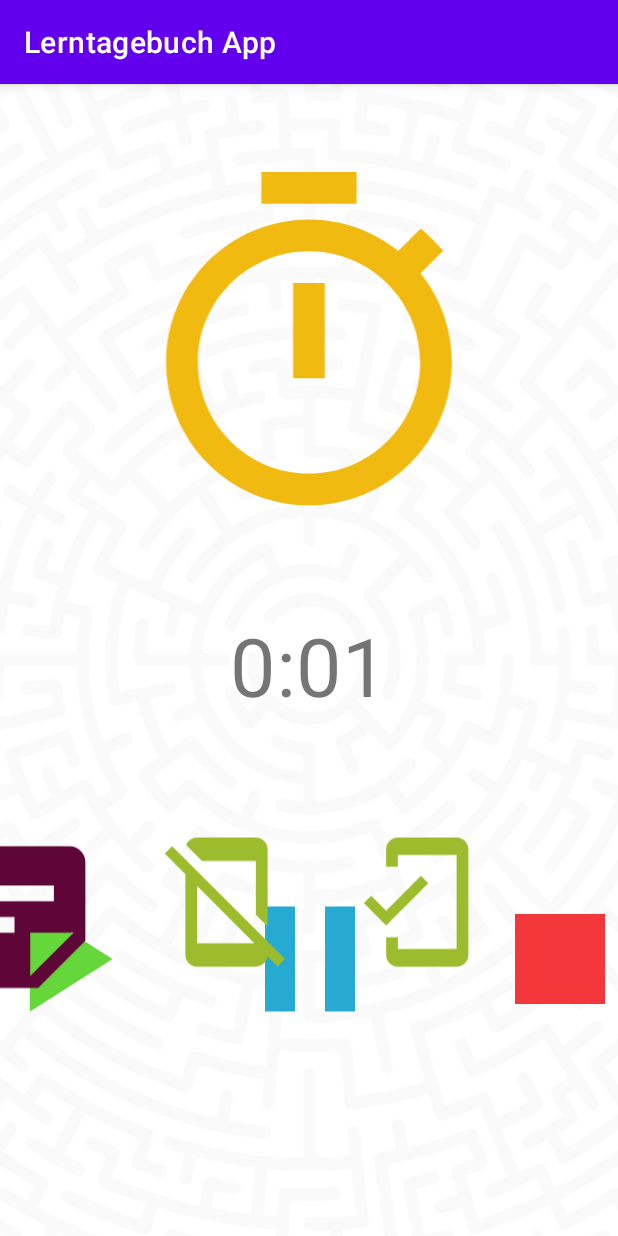
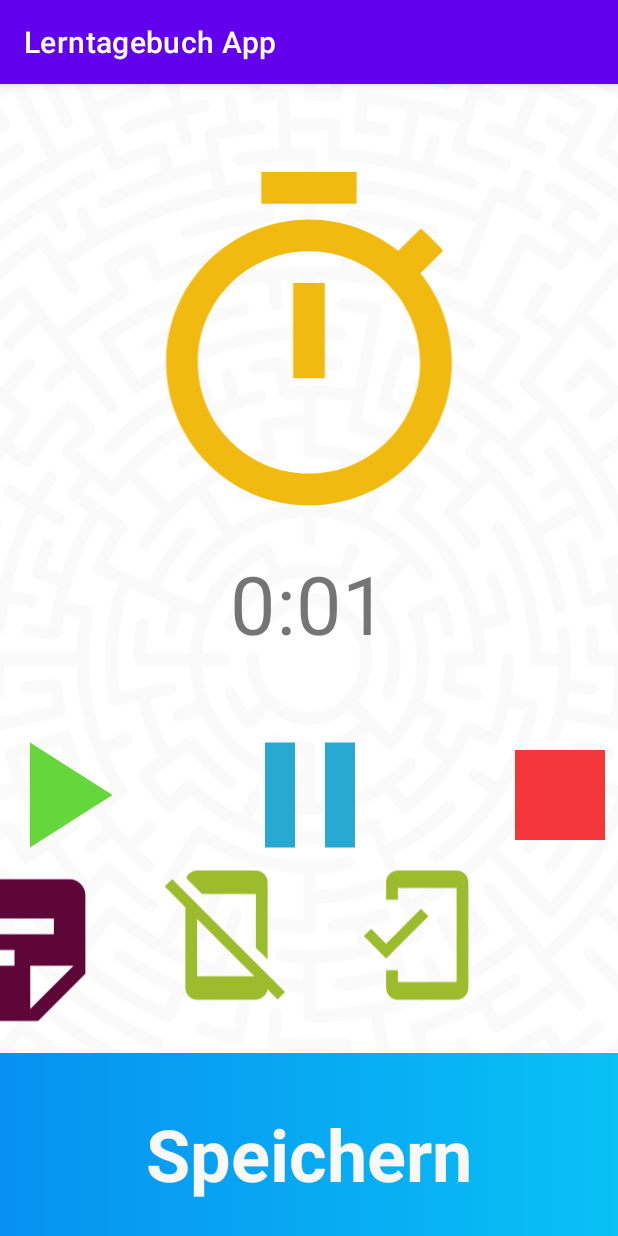
Before and after one commit to bolatSeref/LerntagebuchApp, an Android app: the StatusActivity screen opened directly, with no data from a screen before it, on a phone screen of 412 x 824 dp. Run offline under Robolectric (Android 15) with nearby library versions, the phone set to English and light mode, and no system bars; Roboto replaces fonts that are not available here; 1 statement that could not run was skipped.

Commit message:
timer fixed + lernziel

```diff
--- a/app/src/main/java/com/creactivestudio/lerntagebuchapp/evaluate_your_self/EvaluateYourSelfActivity.java
+++ b/app/src/main/java/com/creactivestudio/lerntagebuchapp/evaluate_your_self/EvaluateYourSelfActivity.java
@@ -34,7 +34,7 @@ public class EvaluateYourSelfActivity extends AppCompatActivity {
         init();
 
         setThemesArrayFromXML();
-        setRadioGroupData();
+        //setRadioGroupData();
 
         evaluateYourSelfRvAdapter=new EvaluateYourSelfRvAdapter(this, this
         , testList);
--- a/app/src/main/res/layout/activity_status.xml
+++ b/app/src/main/res/layout/activity_status.xml
@@ -4,8 +4,8 @@
     xmlns:tools="http://schemas.android.com/tools"
     android:id="@+id/rootLayout"
     android:layout_width="match_parent"
+    android:layout_height="match_parent"
     android:background="@drawable/bg_general"
-    android:layout_height="match_parent"
     tools:context=".StatusActivity">
 
     <ImageView
@@ -22,7 +22,7 @@
         android:id="@+id/linearLayout4"
         android:layout_width="500dp"
         android:layout_height="wrap_content"
-        android:layout_marginTop="100dp"
+        android:layout_marginTop="32dp"
         android:orientation="horizontal"
         app:layout_constraintEnd_toEndOf="parent"
         app:layout_constraintHorizontal_bias="0.5"
@@ -54,11 +54,37 @@
             app:srcCompat="@drawable/icon_stop" />
     </LinearLayout>
 
+
+    <ImageView
+        android:id="@+id/imageView36"
+        android:layout_width="500dp"
+        android:layout_height="134dp"
+        android:layout_marginTop="112dp"
+        android:onClick="saveTime"
+        app:layout_constraintEnd_toEndOf="@+id/linearLayout4"
+        app:layout_constraintHorizontal_bias="0.0"
+        app:layout_constraintStart_toStartOf="@+id/linearLayout4"
+        app:layout_constraintTop_toBottomOf="@+id/linearLayout4"
+        app:srcCompat="@drawable/start_btn" />
+
+    <TextView
+        android:id="@+id/textView25"
+        android:layout_width="wrap_content"
+        android:layout_height="wrap_content"
+        android:text="@string/speichern"
+        android:textColor="#FAF7F7"
+        android:textSize="48sp"
+        android:textStyle="bold"
+        app:layout_constraintBottom_toBottomOf="@+id/imageView36"
+        app:layout_constraintEnd_toEndOf="@+id/imageView36"
+        app:layout_constraintStart_toStartOf="@+id/imageView36"
+        app:layout_constraintTop_toTopOf="@+id/imageView36" />
+
     <TextView
         android:id="@+id/tvTimer"
         android:layout_width="wrap_content"
         android:layout_height="wrap_content"
-        android:layout_marginTop="49dp"
+        android:layout_marginTop="8dp"
         android:text="00:15"
         android:textSize="54sp"
         app:layout_constraintEnd_toEndOf="parent"
@@ -71,7 +97,7 @@
         android:layout_width="94dp"
         android:layout_height="141dp"
         android:layout_marginEnd="88dp"
-        android:layout_marginBottom="152dp"
+        android:layout_marginBottom="130dp"
         android:onClick="doNotDisturbOff"
         app:layout_constraintBottom_toBottomOf="parent"
         app:layout_constraintEnd_toEndOf="parent"
```
Also changed, not shown: app/src/main/java/com/creactivestudio/lerntagebuchapp/AllThemesRecyclerViewAdapter.java (+7 -2 lines), app/src/main/java/com/creactivestudio/lerntagebuchapp/StatusActivity.java (+40 -0 lines), app/src/main/java/com/creactivestudio/lerntagebuchapp/goals/DatabaseHelperLearningGoals.java (+34 -0 lines), app/src/main/res/layout/rv_all_themes_item_row.xml (+5 -4 lines).
